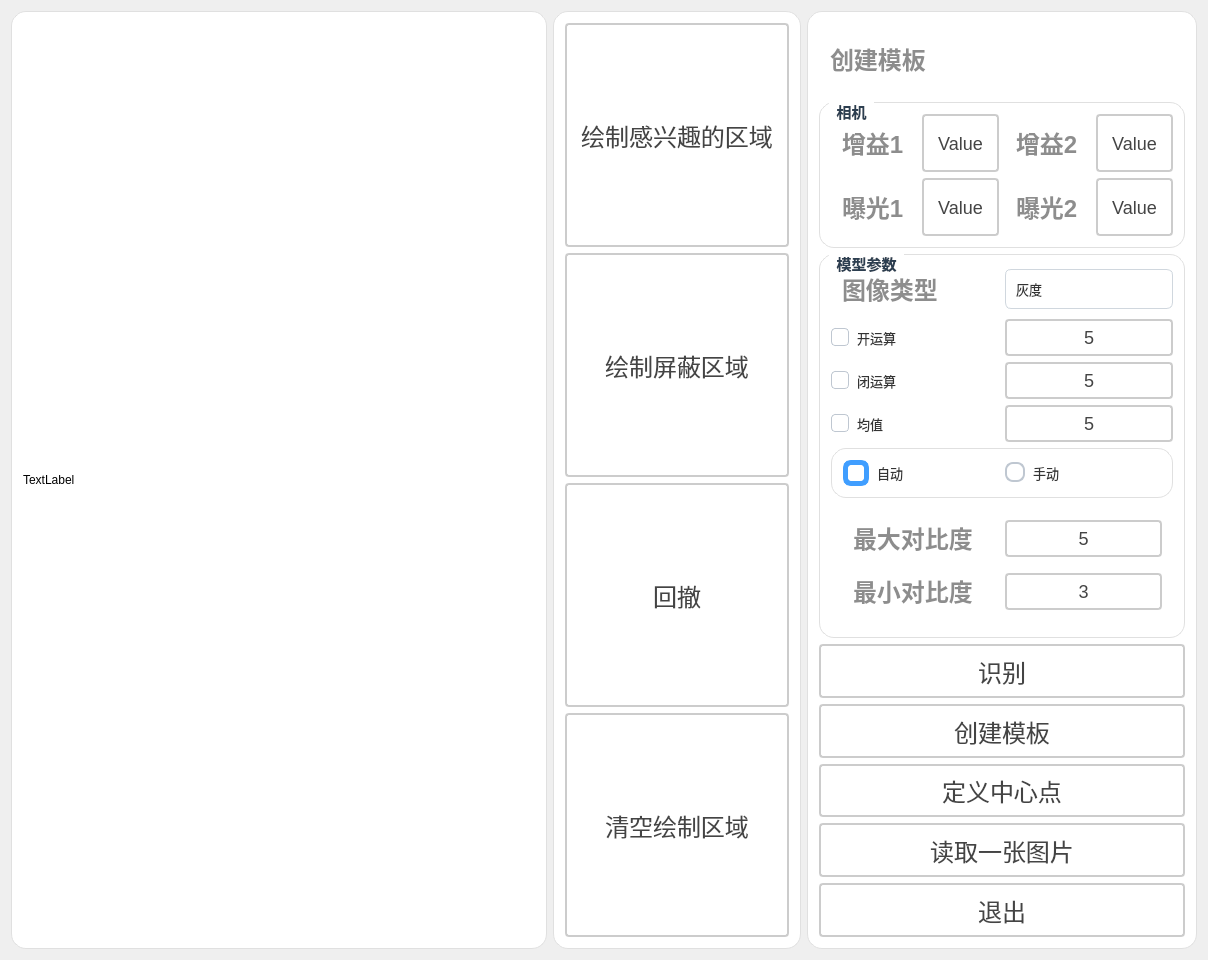
Above: PunchPressVision/UI/PunchPressUI/ui/Dlg_createshapemodel.ui from WIND-ROAD-RUN/PunchPressVision before the change. Below: the same form after it.
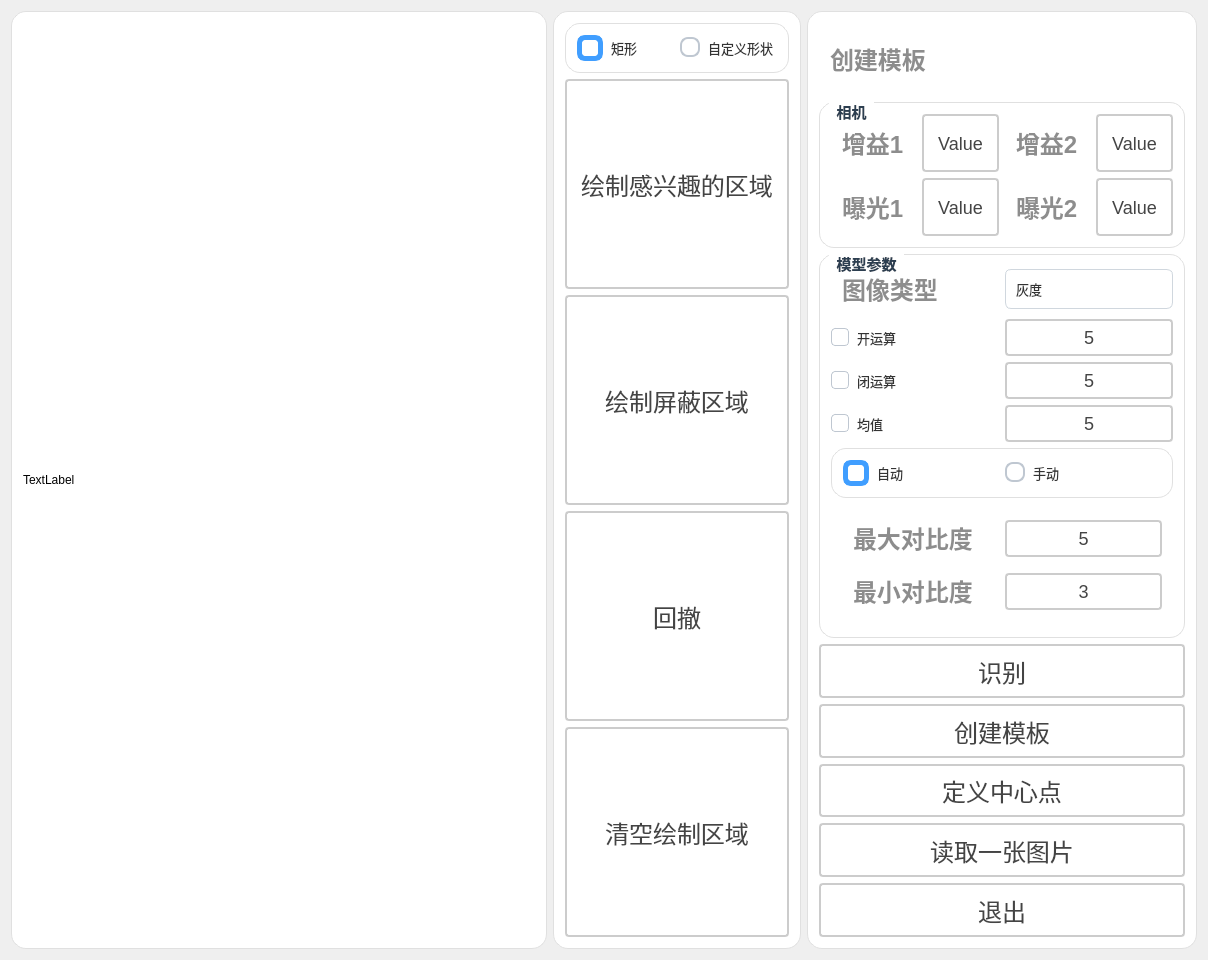
That is the form after the change.

Diff of the .ui file:
```diff
--- a/PunchPressVision/UI/PunchPressUI/ui/Dlg_createshapemodel.ui
+++ b/PunchPressVision/UI/PunchPressUI/ui/Dlg_createshapemodel.ui
@@ -87,7 +87,122 @@
         <item row="0" column="0">
          <layout class="QVBoxLayout" name="verticalLayout_7" stretch="3">
           <item>
-           <layout class="QVBoxLayout" name="verticalLayout_3" stretch="1,1,1,1">
+           <layout class="QVBoxLayout" name="verticalLayout_3" stretch="0,1,1,1,1">
+            <item>
+             <widget class="QGroupBox" name="groupBox_7">
+              <property name="styleSheet">
+               <string notr="true">QGroupBox {
+    font-size: 15px;
+    font-weight: bold;
+    background-color: rgb(255, 255, 255);
+    border: 1px solid #e0e0e0;
+    border-radius: 2px;
+	border-radius: 15px
+}
+
+QGroupBox::title {
+    subcontrol-origin: margin;
+    left: 10px;
+    padding: 0 5px;
+    color: #2c3e50;
+}</string>
+              </property>
+              <property name="title">
+               <string/>
+              </property>
+              <layout class="QGridLayout" name="gridLayout_12">
+               <item row="0" column="0">
+                <layout class="QHBoxLayout" name="horizontalLayout_22">
+                 <item>
+                  <widget class="QRadioButton" name="rbtn_rect">
+                   <property name="styleSheet">
+                    <string notr="true">QRadioButton {
+    spacing: 8px;
+    color: #333333;
+    font-size: 13px;
+    background: transparent;
+}
+
+QRadioButton::indicator {
+    width: 16px;
+    height: 16px;
+    border: 2px solid #BFC7D1;
+    border-radius: 8px;
+    background: #FFFFFF;
+}
+
+QRadioButton::indicator:hover {
+    border-color: #409EFF;
+}
+
+QRadioButton::indicator:checked {
+    border: 5px solid #409EFF;
+    background: #FFFFFF;
+}
+
+QRadioButton:disabled {
+    color: #A8B0B8;
+}
+
+QRadioButton::indicator:disabled {
+    border-color: #D5DBE3;
+    background: #F3F5F7;
+}</string>
+                   </property>
+                   <property name="text">
+                    <string>矩形</string>
+                   </property>
+                   <property name="checked">
+                    <bool>true</bool>
+                   </property>
+                  </widget>
+                 </item>
+                 <item>
+                  <widget class="QRadioButton" name="rbtn_manual_2">
+                   <property name="styleSheet">
+                    <string notr="true">QRadioButton {
+    spacing: 8px;
+    color: #333333;
+    font-size: 13px;
+    background: transparent;
+}
+
+QRadioButton::indicator {
+    width: 16px;
+    height: 16px;
+    border: 2px solid #BFC7D1;
+    border-radius: 8px;
+    background: #FFFFFF;
+}
+
+QRadioButton::indicator:hover {
+    border-color: #409EFF;
+}
+
+QRadioButton::indicator:checked {
+    border: 5px solid #409EFF;
+    background: #FFFFFF;
+}
+
+QRadioButton:disabled {
+    color: #A8B0B8;
+}
+
+QRadioButton::indicator:disabled {
+    border-color: #D5DBE3;
+    background: #F3F5F7;
+}</string>
+                   </property>
+                   <property name="text">
+                    <string>自定义形状</string>
+                   </property>
+                  </widget>
+                 </item>
+                </layout>
+               </item>
+              </layout>
+             </widget>
+            </item>
             <item>
              <widget class="QPushButton" name="btn_paintRegion">
               <property name="sizePolicy">
@@ -1316,7 +1431,7 @@
    </item>
   </layout>
  </widget>
- <layoutdefault spacing="6" margin="11" />
+ <layoutdefault spacing="6" margin="11"/>
  <resources>
   <include location="../qrc/Dlg_createshapemodel.qrc" />
  </resources>
```
Left out of the diff: 14 changed lines with no effect on the pictures.
